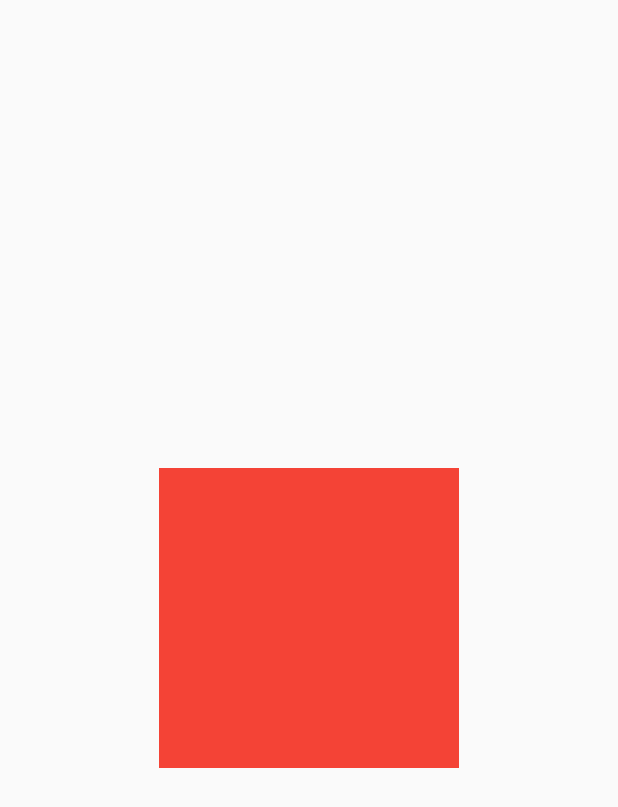
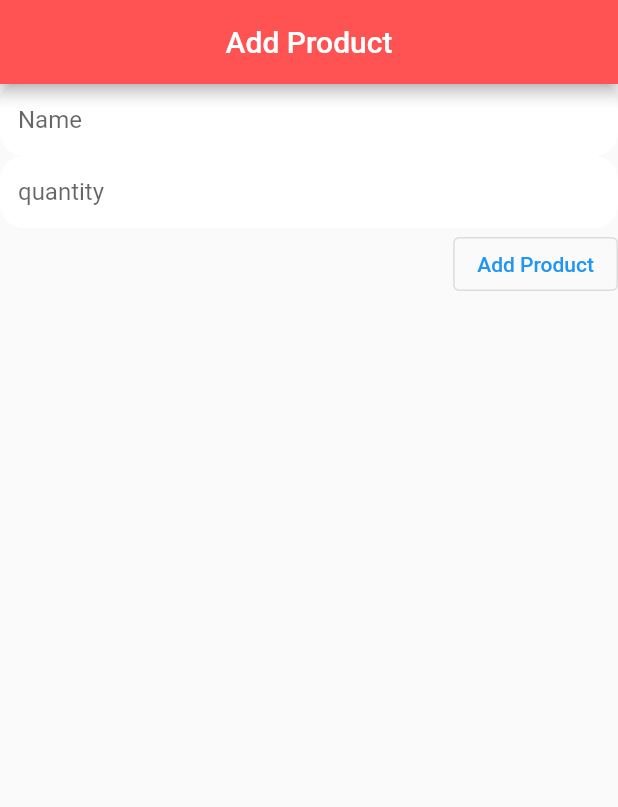
Before and after one commit to MarekSledziewski/HomeWMS, a Flutter app: the screen it shows after launch, scrolled down 576 dp, after a tap on "Add", on a phone screen of 412 x 824 dp. Shown: the top 807 px of the screen. Run offline on Flutter 3.47's test engine with Material 2 defaults, Android fonts, the phone set to English and light mode, and no system bars; our stand-ins replace bloc, equatable, flutter_bloc, google_fonts, hive; accounts and stored records are empty.

Commit message:
database

```diff
--- /dev/null
+++ b/home_wms/lib/add/add/add_bloc.dart
@@ -0,0 +1,22 @@
+import 'dart:async';
+import 'package:bloc/bloc.dart';
+import 'package:equatable/equatable.dart';
+import 'package:hive/hive.dart';
+import 'package:home_wms/model/items.dart';
+import 'package:meta/meta.dart';
+
+part 'add_event.dart';
+
+part 'add_state.dart';
+
+class AddBloc extends Bloc<AddEvent, AddState> {
+  AddBloc() : super(InitialAddState());
+
+  @override
+  Stream<AddState> mapEventToState(AddEvent event) async* {
+    if (event is AddItemEvent) {
+      Hive.box('items').add(Item(event.itemName, event.itemQuantity));
+      yield ProdcutAdded();
+    }
+  }
+}
--- /dev/null
+++ b/home_wms/lib/add/add/add_event.dart
@@ -0,0 +1,13 @@
+part of 'add_bloc.dart';
+
+@immutable
+abstract class AddEvent extends Equatable {}
+
+class AddItemEvent extends AddEvent {
+  final String itemName;
+  final int itemQuantity;
+  AddItemEvent(this.itemName, this.itemQuantity);
+
+  @override
+  List<Object?> get props => [itemName, itemQuantity];
+}
--- /dev/null
+++ b/home_wms/lib/add/add/add_state.dart
@@ -0,0 +1,13 @@
+part of 'add_bloc.dart';
+
+@immutable
+abstract class AddState extends Equatable {
+  @override
+  List<Object?> get props => [];
+}
+
+class InitialAddState extends AddState {}
+
+class ScannInputState extends AddState {}
+
+class ProdcutAdded extends AddState {}
--- a/home_wms/lib/add/ui/add_screen.dart
+++ b/home_wms/lib/add/ui/add_screen.dart
@@ -1,5 +1,8 @@
 import 'package:flutter/cupertino.dart';
 import 'package:flutter/material.dart';
+import 'package:flutter/services.dart';
+import 'package:flutter_bloc/flutter_bloc.dart';
+import 'package:home_wms/add/add/add_bloc.dart';
 
 class AddScreen extends StatefulWidget {
   @override
@@ -9,11 +12,145 @@ class AddScreen extends StatefulWidget {
 class AddScreenState extends State<AddScreen> {
   @override
   Widget build(BuildContext context) {
-    return Scaffold(body:Center(
-        child: Container(
-      width: 200,
-      height: 200,
-      color: Colors.red,
-    )));
+    return Scaffold(
+      appBar: AppBar(
+        title: Text('Add Product'),
+        backgroundColor: Colors.redAccent,
+        centerTitle: true,
+      ),
+      body: _buildBloc(),
+    );
   }
+
+  final itemNameFieldController = TextEditingController();
+  final quantityFieldController = TextEditingController();
+
+  Widget _buildBloc() => BlocBuilder<AddBloc, AddState>(
+        builder: (context, state) {
+          if (state is InitialAddState) {
+            return _buildBody();
+          } else if (state is ProdcutAdded) {
+            return _buildBody();
+          } else if (state is ScannInputState) {
+            // TOOD add Scanner build here
+            return Text("Scanner Output");
+          } else {
+            return Center(child: Text('Error on Bloc Builder'));
+          }
+        },
+      );
+
+  Widget _buildBody() => Column(
+        children: [
+          itemNameTextField(),
+          quantityField(),
+          Align(
+            alignment: Alignment.bottomRight,
+            child: buildAddButton(),
+          )
+        ],
+      );
+
+  Widget itemNameTextField() => TextField(
+      onEditingComplete: () {
+        FocusScope.of(context).nextFocus();
+      },
+      textInputAction: TextInputAction.next,
+      maxLength: 100,
+      maxLengthEnforcement: MaxLengthEnforcement.enforced,
+      controller: itemNameFieldController,
+      decoration: InputDecoration(
+          focusedBorder: OutlineInputBorder(
+            borderSide: BorderSide(color: Colors.white),
+            borderRadius: BorderRadius.circular(16),
+          ),
+          enabledBorder: UnderlineInputBorder(
+            borderSide: BorderSide(color: Colors.white),
+            borderRadius: BorderRadius.circular(16),
+          ),
+          filled: true,
+          counter: Offstage(),
+          fillColor: Colors.white,
+          border: InputBorder.none,
+          hintText: 'Name'));
+
+  Widget quantityField() => TextField(
+      keyboardType: TextInputType.number,
+      onEditingComplete: () {
+        FocusScope.of(context).unfocus();
+      },
+      textInputAction: TextInputAction.next,
+      maxLength: 20,
+      maxLengthEnforcement: MaxLengthEnforcement.enforced,
+      controller: quantityFieldController,
+      decoration: InputDecoration(
+          focusedBorder: OutlineInputBorder(
+            borderSide: BorderSide(color: Colors.white),
+            borderRadius: BorderRadius.circular(16),
+          ),
+          enabledBorder: UnderlineInputBorder(
+            borderSide: BorderSide(color: Colors.white),
+            borderRadius: BorderRadius.circular(16),
+          ),
+          filled: true,
+          counter: Offstage(),
+          fillColor: Colors.white,
+          border: InputBorder.none,
+          hintText: 'quantity'));
+
+  Widget buildAddButton() => OutlinedButton(
+        onPressed: () {
+          if (itemNameFieldController.text.isNotEmpty &&
+              quantityFieldController.text.isNotEmpty) {
+            _addConfirmDialog();
+          } else {
+            _emptyFields();
+          }
+        },
+        child: Text("Add Product"),
+      );
+
+  _addEvent(bool addSimilar) =>
+    BlocProvider.of<AddBloc>(context).add(AddItemEvent(itemNameFieldController.text, int.parse(quantityFieldController.text)));
+
+  _addConfirmDialog() => showDialog(
+      context: context,
+      builder: (BuildContext context) => AlertDialog(
+              title: Text('Add Product?'),
+              content: Text('Add your product to the Database'),
+              actions: [
+                OutlinedButton(
+                    onPressed: () {
+                      Navigator.pop(context);
+                    },
+                    child: Text("Cancel")),
+                OutlinedButton(
+                    onPressed: () {
+                      _addEvent(false);
+                      itemNameFieldController.clear();
+              quantityFieldController.clear();
+                     Navigator.pop(context);
+
+                    },
+                    child: Text("Add")),
+                    OutlinedButton(
+                    onPressed: () {
+
+                      _addEvent(true);
+                  Navigator.pop(context);
+
+                    },
+                    child: Text("Add Similar"))
+              ]),);
+
+  _emptyFields() => showDialog(
+      context: context,
+      builder: (BuildContext context) =>
+          AlertDialog(title: Text('Fill requaierd fields'), actions: [
+            OutlinedButton(
+                child: Text("Ok"),
+                onPressed: () {
+                  Navigator.pop(context);
+                })
+          ]));
 }
--- a/home_wms/lib/list/bloc/list_bloc.dart
+++ b/home_wms/lib/list/bloc/list_bloc.dart
@@ -12,6 +12,12 @@ class ListBloc extends Bloc<ListEvent, ListState> {
 
   @override
   Stream<ListState> mapEventToState(ListEvent event) async* {
-    // TODO: Add your event logic
+    if (event is GetSearchEvent)
+    {
+
+    }
+
+    if (event is LoadItemsEvent) {
+    }
   }
 }
--- a/home_wms/lib/list/ui/list_screen.dart
+++ b/home_wms/lib/list/ui/list_screen.dart
@@ -3,6 +3,7 @@ import 'package:flutter/material.dart';
 import 'package:flutter/services.dart';
 import 'package:flutter_bloc/flutter_bloc.dart';
 import 'package:google_fonts/google_fonts.dart';
+import 'package:hive/hive.dart';
 import 'package:home_wms/list/bloc/list_bloc.dart';
 
 class ListScreen extends StatefulWidget {
@@ -18,7 +19,11 @@ class ListScreenState extends State<ListScreen> {
     super.initState();
     BlocProvider.of<ListBloc>(context).add(LoadItemsEvent());
   }
-
+  @override
+  void dispose() {
+    Hive.close();
+    super.dispose();
+  }
   @override
   Widget build(BuildContext context) {
     return Scaffold(
--- a/home_wms/lib/main.dart
+++ b/home_wms/lib/main.dart
@@ -1,26 +1,38 @@
 import 'package:flutter/material.dart';
 import 'package:flutter_bloc/flutter_bloc.dart';
+import 'package:hive/hive.dart';
+import 'package:home_wms/add/add/add_bloc.dart';
 import 'package:home_wms/list/bloc/list_bloc.dart';
 import 'package:home_wms/page_controller.dart';
 import 'menu/bloc/menu_bloc.dart';
+import 'package:path_provider/path_provider.dart' as path_provider;
 
-void main() {
+void main() async {
+  WidgetsFlutterBinding.ensureInitialized();
+  final appDocumentDirectory =
+  await path_provider.getApplicationDocumentsDirectory();
+  Hive.init(appDocumentDirectory.path);
+  runApp(MyApp());
 
-    runApp(MyApp());
 }
 
 class MyApp extends StatelessWidget {
   @override
   Widget build(BuildContext context) {
-    return buildProvicers();
+    return buildProviders();
   }
 
-  Widget buildProvicers() => MultiBlocProvider(providers: [
+  Widget buildProviders() => MultiBlocProvider(providers: [
         BlocProvider<MenuBloc>(
           create: (BuildContext context) => MenuBloc(),
         ),
         BlocProvider<ListBloc>(
           create: (BuildContext context) => ListBloc(),
         ),
+         BlocProvider<AddBloc>(
+          create: (BuildContext context) => AddBloc(),
+        ),
       ], child: MaterialApp(title: "HomeWMS", home: PageViewController()));
+
+
 }
--- a/home_wms/lib/menu/ui/menu_screen.dart
+++ b/home_wms/lib/menu/ui/menu_screen.dart
@@ -32,11 +32,11 @@ class MenuScreenState extends State<MenuScreen> {
     super.dispose();
   }
 
-  Widget buildBlocBuilder() =>BlocBuilder<MenuBloc, MenuState>(
+  Widget buildBlocBuilder() => BlocBuilder<MenuBloc, MenuState>(
         builder: (context, state) {
           if (state is MenuStateInitial) {
             return buildButtons();
-          }  else {
+          } else {
             return Center(child: Text("Error try again later :("));
           }
         },
@@ -77,5 +77,4 @@ class MenuScreenState extends State<MenuScreen> {
       ),
     );
   }
-
 }
--- /dev/null
+++ b/home_wms/lib/model/items.dart
@@ -0,0 +1,17 @@
+import 'package:hive/hive.dart';
+
+part 'items.g.dart';
+
+@HiveType(typeId: 1)
+class Item
+{
+
+
+  @HiveField(0)
+  String name;
+  @HiveField(1)
+  int quantity;
+
+
+  Item(this.name, this.quantity);
+}
--- a/home_wms/lib/page_controller.dart
+++ b/home_wms/lib/page_controller.dart
@@ -2,6 +2,7 @@ import 'package:flutter/material.dart';
 import 'package:flutter/rendering.dart';
 import 'package:flutter/widgets.dart';
 import 'package:flutter_bloc/flutter_bloc.dart';
+import 'package:hive/hive.dart';
 import 'package:home_wms/add/ui/add_screen.dart';
 import 'package:home_wms/delete/ui/delete_screen.dart';
 import 'package:home_wms/menu/ui/menu_screen.dart';
@@ -16,8 +17,10 @@ class PageViewController extends StatefulWidget {
 }
 
 class PageViewControllerState extends State<PageViewController> {
-  late final PageController _controller1 = PageController(initialPage: 1, keepPage: true);
-  late final PageController _controller2 = PageController(initialPage: 1, keepPage: true);
+  late final PageController _controller1 =
+      PageController(initialPage: 1, keepPage: true);
+  late final PageController _controller2 =
+      PageController(initialPage: 1, keepPage: true);
 
   @override
   void dispose() {
@@ -27,6 +30,7 @@ class PageViewControllerState extends State<PageViewController> {
   }
 
   bool scrollingAllower = true;
+
   horizontalScroll() {
     if (scrollingAllower == false) {
       return NeverScrollableScrollPhysics();
@@ -58,7 +62,7 @@ class PageViewControllerState extends State<PageViewController> {
                   });
                 },
                 children: [
-                  ListScreen(),
+                  buildHiveList(),
                   MenuScreen(),
                   OptionsScreen(),
                 ]),
@@ -81,7 +85,7 @@ class PageViewControllerState extends State<PageViewController> {
                 {
                   return animateToList();
                 }
-                  case "Options":
+              case "Options":
                 {
                   return animateToOptions();
                 }
@@ -90,12 +94,38 @@ class PageViewControllerState extends State<PageViewController> {
         },
         child: buildPageView(),
       );
-  animateToAdd() => _controller1.animateToPage(2,
-      duration: Duration(seconds: 1), curve: Curves.decelerate , );
+
+  animateToAdd() => _controller1.animateToPage(
+        2,
+        duration: Duration(seconds: 1),
+        curve: Curves.decelerate,
+      );
+
   animateToDelete() => _controller1.animateToPage(0,
       duration: Duration(seconds: 1), curve: Curves.decelerate);
+
   animateToOptions() => _controller2.animateToPage(2,
       duration: Duration(seconds: 1), curve: Curves.decelerate);
+
   animateToList() => _controller2.animateToPage(0,
       duration: Duration(seconds: 1), curve: Curves.decelerate);
-}
+
+  Widget buildHiveList()
+  {
+    return FutureBuilder(
+
+        future: Hive.openBox('items'),
+        builder: (BuildContext context, AsyncSnapshot snapshot) {
+          if (snapshot.connectionState == ConnectionState.done) {
+            if (snapshot.hasError) {
+              return throw(snapshot.error.toString());
+            } else {
+              return ListScreen();
+            }
+          }
+          return Scaffold();
+        } );
+  }
+
+
+  }
```
Also changed, not shown: home_wms/pubspec.yaml (+9 -6 lines), home_wms/lib/model/items.g.dart (added), home_wms/pubspec.lock.
